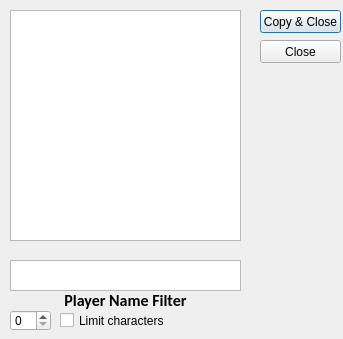
arraken/pss-ttt, file pss-ttt-fleetbrowser.ui: the form before one commit.
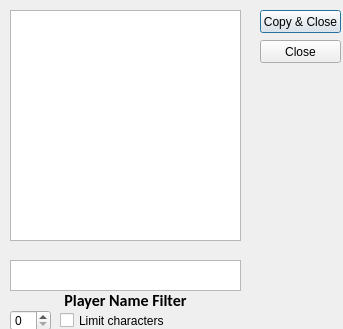
The form after the commit.

The edit to the form file:
```diff
--- a/pss-ttt-fleetbrowser.ui
+++ b/pss-ttt-fleetbrowser.ui
@@ -7,7 +7,7 @@
     <x>0</x>
     <y>0</y>
     <width>343</width>
-    <height>339</height>
+    <height>329</height>
    </rect>
   </property>
   <property name="windowTitle">
```
